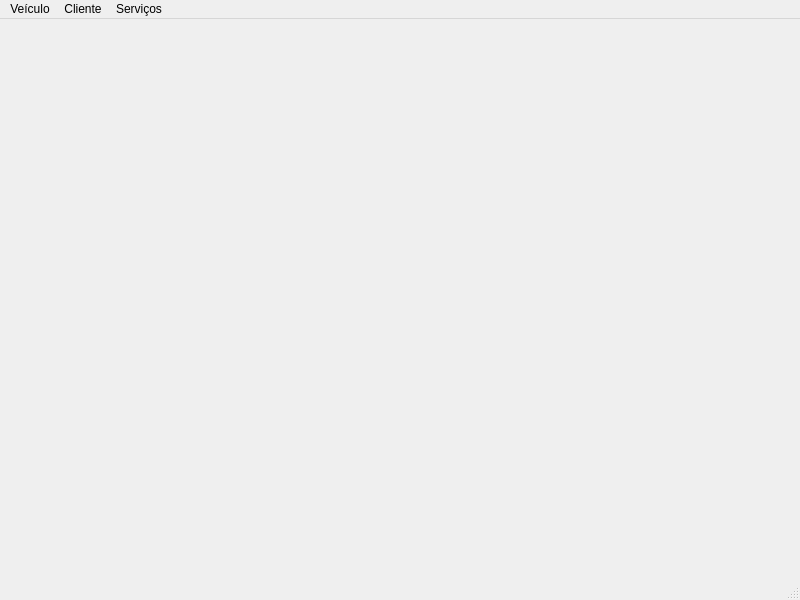
This is ui/ui_mainWindow.ui in adaiasreis/Projeto as Qt 5 draws it before an edit. The edited form follows.
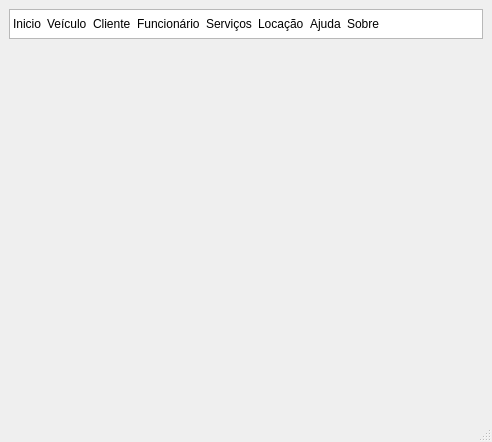
This is the edited form.

The edit to the form file:
```diff
--- a/ui/ui_mainWindow.ui
+++ b/ui/ui_mainWindow.ui
@@ -6,42 +6,87 @@
    <rect>
     <x>0</x>
     <y>0</y>
-    <width>800</width>
-    <height>600</height>
+    <width>492</width>
+    <height>442</height>
    </rect>
   </property>
+  <property name="sizePolicy">
+   <sizepolicy hsizetype="Fixed" vsizetype="Fixed">
+    <horstretch>0</horstretch>
+    <verstretch>0</verstretch>
+   </sizepolicy>
+  </property>
   <property name="windowTitle">
    <string>MainWindow</string>
   </property>
-  <widget class="QWidget" name="centralwidget"/>
-  <widget class="QMenuBar" name="menubar">
-   <property name="geometry">
-    <rect>
-     <x>0</x>
-     <y>0</y>
-     <width>800</width>
-     <height>21</height>
-    </rect>
-   </property>
-   <widget class="QMenu" name="menuVeiculo">
-    <property name="title">
-     <string>Veículo</string>
-    </property>
-    <addaction name="separator"/>
-   </widget>
-   <widget class="QMenu" name="menuCliente">
-    <property name="title">
-     <string>Cliente</string>
-    </property>
-   </widget>
-   <widget class="QMenu" name="menuServicos">
-    <property name="title">
-     <string>Serviços</string>
-    </property>
-   </widget>
-   <addaction name="menuVeiculo"/>
-   <addaction name="menuCliente"/>
-   <addaction name="menuServicos"/>
+  <widget class="QWidget" name="centralwidget">
+   <layout class="QVBoxLayout" name="verticalLayout">
+    <item>
+     <widget class="QListWidget" name="listWidget">
+      <property name="sizePolicy">
+       <sizepolicy hsizetype="Expanding" vsizetype="Fixed">
+        <horstretch>0</horstretch>
+        <verstretch>0</verstretch>
+       </sizepolicy>
+      </property>
+      <property name="maximumSize">
+       <size>
+        <width>16777215</width>
+        <height>30</height>
+       </size>
+      </property>
+      <property name="flow">
+       <enum>QListView::LeftToRight</enum>
+      </property>
+      <property name="spacing">
+       <number>5</number>
+      </property>
+      <item>
+       <property name="text">
+        <string>Inicio</string>
+       </property>
+      </item>
+      <item>
+       <property name="text">
+        <string>Veículo</string>
+       </property>
+      </item>
+      <item>
+       <property name="text">
+        <string>Cliente</string>
+       </property>
+      </item>
+      <item>
+       <property name="text">
+        <string>Funcionário</string>
+       </property>
+      </item>
+      <item>
+       <property name="text">
+        <string>Serviços</string>
+       </property>
+      </item>
+      <item>
+       <property name="text">
+        <string>Locação</string>
+       </property>
+      </item>
+      <item>
+       <property name="text">
+        <string>Ajuda</string>
+       </property>
+      </item>
+      <item>
+       <property name="text">
+        <string>Sobre</string>
+       </property>
+      </item>
+     </widget>
+    </item>
+    <item>
+     <widget class="QStackedWidget" name="stackedWidget"/>
+    </item>
+   </layout>
   </widget>
   <widget class="QStatusBar" name="statusBar"/>
   <action name="actionCadastrar">
```
